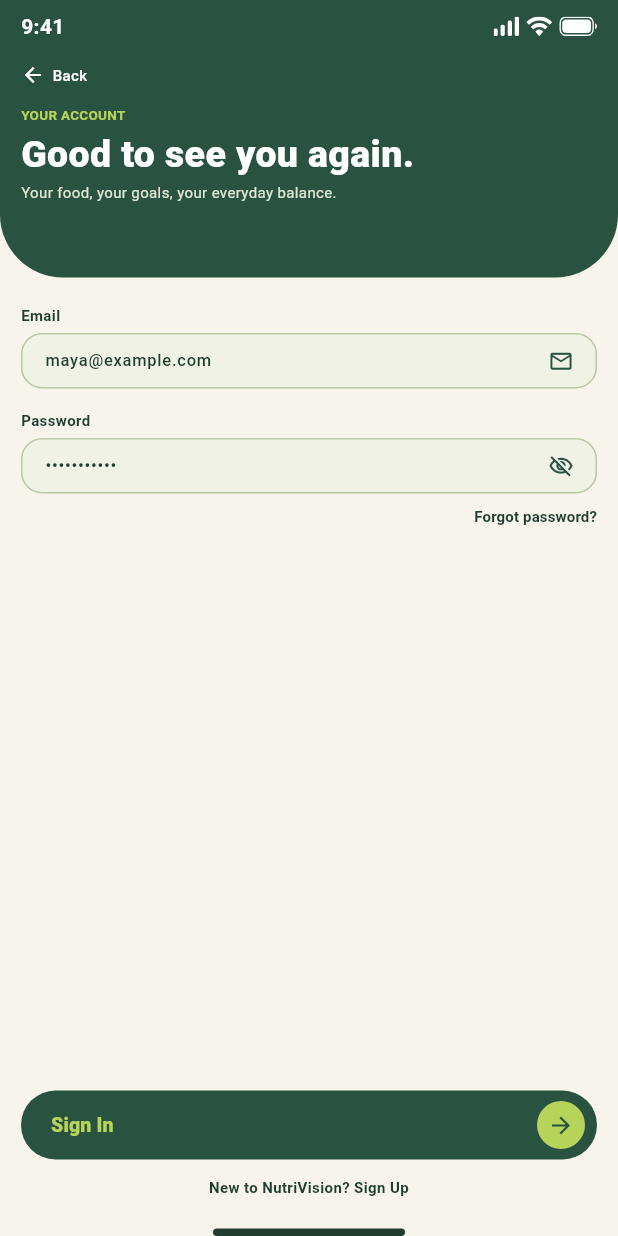
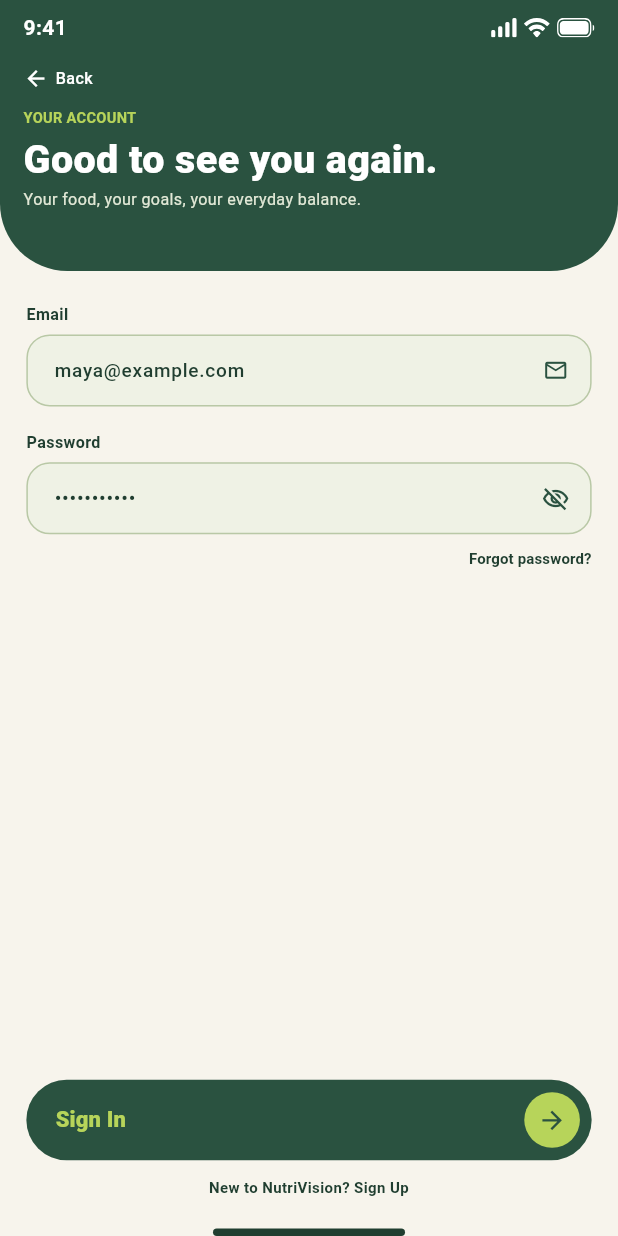
Before and after one commit to Elboraeyy/NutriVision-Capstone-Project, a Flutter app: the SignInScreen screen opened by its route, on a phone screen of 412 x 824 dp. Run offline on Flutter 3.47's test engine with Material 3 defaults, Android fonts, the light colour scheme and no system bars; our stand-ins replace flutter_bloc, flutter_svg, go_router.

Commit message:
fix responsive sizing

```diff
--- /dev/null
+++ b/lib/core/theme/app_responsive.dart
@@ -0,0 +1,25 @@
+import 'dart:math' as math;
+
+import 'package:flutter/material.dart';
+
+/// Responsive values shared by the UI.
+///
+/// Values are scaled from a 390x844 phone reference and clamped so the UI
+/// remains usable on both small and large phones.
+abstract final class AppResponsive {
+  static double scale(BuildContext context) {
+    final size = MediaQuery.sizeOf(context);
+    final widthScale = size.width / 390;
+    final heightScale = size.height / 844;
+    return math.min(widthScale, heightScale).clamp(.84, 1.14);
+  }
+
+  static double value(BuildContext context, double base) {
+    return base * scale(context);
+  }
+
+  static double font(BuildContext context, double base) {
+    final size = base * scale(context);
+    return size.clamp(base * .9, base * 1.14);
+  }
+}
--- a/lib/features/auth/presentation/screens/sign_in_screen.dart
+++ b/lib/features/auth/presentation/screens/sign_in_screen.dart
@@ -3,6 +3,7 @@ import 'package:flutter_bloc/flutter_bloc.dart';
 import 'package:go_router/go_router.dart';
 
 import '../../../../core/theme/app_colors.dart';
+import '../../../../core/theme/app_responsive.dart';
 import '../cubit/sign_in_cubit.dart';
 import '../utils/auth_validation.dart';
 import '../widgets/auth_action_button.dart';
@@ -41,7 +42,12 @@ class _SignInScreenState extends State<SignInScreen> {
             ),
             Expanded(
               child: Padding(
-                padding: const EdgeInsets.fromLTRB(14, 18, 14, 0),
+                padding: EdgeInsets.fromLTRB(
+                  AppResponsive.value(context, 18),
+                  AppResponsive.value(context, 22),
+                  AppResponsive.value(context, 18),
+                  0,
+                ),
                 child: Column(
                   crossAxisAlignment: CrossAxisAlignment.stretch,
                   children: [
@@ -55,7 +61,7 @@ class _SignInScreenState extends State<SignInScreen> {
                         size: 17,
                       ),
                     ),
-                    const SizedBox(height: 14),
+                    SizedBox(height: AppResponsive.value(context, 16)),
                     BlocBuilder<SignInCubit, SignInState>(
                       builder: (context, state) {
                         return AuthField(
@@ -136,7 +142,7 @@ class _SignInScreenState extends State<SignInScreen> {
                         ),
                       ),
                     ),
-                    const SizedBox(height: 21),
+                    SizedBox(height: AppResponsive.value(context, 21)),
                     const _HomeIndicator(),
                   ],
                 ),
--- a/lib/features/auth/presentation/screens/sign_up_screen.dart
+++ b/lib/features/auth/presentation/screens/sign_up_screen.dart
@@ -3,6 +3,7 @@ import 'package:flutter_bloc/flutter_bloc.dart';
 import 'package:go_router/go_router.dart';
 
 import '../../../../core/theme/app_colors.dart';
+import '../../../../core/theme/app_responsive.dart';
 import '../cubit/sign_up_cubit.dart';
 import '../utils/auth_validation.dart';
 import '../widgets/auth_action_button.dart';
@@ -75,7 +76,12 @@ class _SignUpScreenState extends State<SignUpScreen> {
             ),
             Expanded(
               child: Padding(
-                padding: const EdgeInsets.fromLTRB(14, 14, 14, 0),
+                padding: EdgeInsets.fromLTRB(
+                  AppResponsive.value(context, 18),
+                  AppResponsive.value(context, 18),
+                  AppResponsive.value(context, 18),
+                  0,
+                ),
                 child: BlocBuilder<SignUpCubit, SignUpState>(
                   builder: (context, state) {
                     return CustomScrollView(
--- a/lib/features/auth/presentation/widgets/auth_action_button.dart
+++ b/lib/features/auth/presentation/widgets/auth_action_button.dart
@@ -1,6 +1,7 @@
 import 'package:flutter/material.dart';
 
 import '../../../../core/theme/app_colors.dart';
+import '../../../../core/theme/app_responsive.dart';
 
 class AuthActionButton extends StatelessWidget {
   const AuthActionButton({super.key, required this.label, this.onPressed});
@@ -10,14 +11,19 @@ class AuthActionButton extends StatelessWidget {
 
   @override
   Widget build(BuildContext context) {
+    final scale = AppResponsive.scale(context);
+
     return SizedBox(
-      height: 46,
+      height: AppResponsive.value(context, 55),
       child: FilledButton(
         onPressed: onPressed,
         style: FilledButton.styleFrom(
           backgroundColor: AppColors.green,
           foregroundColor: AppColors.lime,
-          padding: const EdgeInsets.only(left: 20, right: 8),
+          padding: EdgeInsets.only(
+            left: AppResponsive.value(context, 20),
+            right: AppResponsive.value(context, 8),
+          ),
           shape: const StadiumBorder(),
         ),
         child: Row(
@@ -25,20 +31,23 @@ class AuthActionButton extends StatelessWidget {
           children: [
             Text(
               label,
-              style: const TextStyle(fontSize: 13, fontWeight: FontWeight.w800),
+              style: TextStyle(
+                fontSize: AppResponsive.font(context, 15),
+                fontWeight: FontWeight.w800,
+              ),
             ),
-            const DecoratedBox(
-              decoration: BoxDecoration(
+            DecoratedBox(
+              decoration: const BoxDecoration(
                 color: AppColors.lime,
                 shape: BoxShape.circle,
               ),
               child: SizedBox(
-                width: 32,
-                height: 32,
+                width: AppResponsive.value(context, 38),
+                height: AppResponsive.value(context, 38),
                 child: Icon(
                   Icons.arrow_forward,
                   color: AppColors.green,
-                  size: 18,
+                  size: 20 * scale,
                 ),
               ),
             ),
--- a/lib/features/auth/presentation/widgets/auth_field.dart
+++ b/lib/features/auth/presentation/widgets/auth_field.dart
@@ -1,6 +1,7 @@
 import 'package:flutter/material.dart';
 
 import '../../../../core/theme/app_colors.dart';
+import '../../../../core/theme/app_responsive.dart';
 
 class AuthField extends StatelessWidget {
   const AuthField({
@@ -24,37 +25,41 @@ class AuthField extends StatelessWidget {
 
   @override
   Widget build(BuildContext context) {
+    final scale = AppResponsive.scale(context);
+
     return Column(
       crossAxisAlignment: CrossAxisAlignment.start,
       children: [
         Text(
           label,
-          style: const TextStyle(
+          style: TextStyle(
             color: AppColors.darkGreen,
-            fontSize: 10,
+            fontSize: AppResponsive.font(context, 11),
             fontWeight: FontWeight.w700,
           ),
         ),
-        const SizedBox(height: 5),
+        SizedBox(height: AppResponsive.value(context, 6)),
         SizedBox(
-          height: 37,
+          height: AppResponsive.value(context, 50),
           child: TextFormField(
             controller: controller,
             keyboardType: keyboardType,
             obscureText: obscureText,
             cursorColor: AppColors.green,
-            style: const TextStyle(
+            style: TextStyle(
               color: AppColors.darkGreen,
-              fontSize: 11,
+              fontSize: AppResponsive.font(context, 13),
               fontWeight: FontWeight.w500,
             ),
             decoration: InputDecoration(
               hintText: hintText,
-              hintStyle: const TextStyle(
+              hintStyle: TextStyle(
                 color: AppColors.mutedGreen,
-                fontSize: 11,
+                fontSize: AppResponsive.font(context, 13),
               ),
-              contentPadding: const EdgeInsets.symmetric(horizontal: 12),
+              contentPadding: EdgeInsets.symmetric(
+                horizontal: AppResponsive.value(context, 15),
+              ),
               suffixIcon:
                   suffixIcon ??
                   (onToggleObscure == null
@@ -66,17 +71,21 @@ class AuthField extends StatelessWidget {
                                 ? Icons.visibility_off_outlined
                                 : Icons.visibility_outlined,
                             color: AppColors.green,
-                            size: 17,
+                            size: 19 * scale,
                           ),
                         )),
               filled: true,
               fillColor: const Color(0xFFEFF2E5),
               enabledBorder: OutlineInputBorder(
-                borderRadius: BorderRadius.circular(14),
+                borderRadius: BorderRadius.circular(
+                  AppResponsive.value(context, 16),
+                ),
                 borderSide: const BorderSide(color: AppColors.borderGreen),
               ),
               focusedBorder: OutlineInputBorder(
-                borderRadius: BorderRadius.circular(14),
+                borderRadius: BorderRadius.circular(
+                  AppResponsive.value(context, 16),
+                ),
                 borderSide: const BorderSide(color: AppColors.green),
               ),
             ),
--- a/lib/features/auth/presentation/widgets/auth_header.dart
+++ b/lib/features/auth/presentation/widgets/auth_header.dart
@@ -3,6 +3,7 @@ import 'package:go_router/go_router.dart';
 
 import '../../../../core/constants/app_assets.dart';
 import '../../../../core/theme/app_colors.dart';
+import '../../../../core/theme/app_responsive.dart';
 import '../../../../core/widgets/design_status_bar.dart';
 
 class AuthHeader extends StatelessWidget {
@@ -13,23 +14,29 @@ class AuthHeader extends StatelessWidget {
 
   @override
   Widget build(BuildContext context) {
+    final scale = AppResponsive.scale(context);
+
     return Container(
-      height: 185,
+      height: AppResponsive.value(context, 185),
       width: double.infinity,
-      padding: const EdgeInsets.symmetric(horizontal: 14),
-      decoration: const BoxDecoration(
+      padding: EdgeInsets.symmetric(
+        horizontal: AppResponsive.value(context, 16),
+      ),
+      decoration: BoxDecoration(
         color: AppColors.green,
         borderRadius: BorderRadius.only(
-          bottomLeft: Radius.circular(42),
-          bottomRight: Radius.circular(42),
+          bottomLeft: Radius.circular(AppResponsive.value(context, 46)),
+          bottomRight: Radius.circular(AppResponsive.value(context, 46)),
         ),
       ),
       child: Column(
         crossAxisAlignment: CrossAxisAlignment.start,
         children: [
-          const SizedBox(
-            height: 35,
-            child: DesignStatusBar(assetPath: AppAssets.welcomeDeviceStatus),
+          SizedBox(
+            height: AppResponsive.value(context, 38),
+            child: const DesignStatusBar(
+              assetPath: AppAssets.welcomeDeviceStatus,
+            ),
           ),
           GestureDetector(
             onTap: () {
@@ -39,18 +46,20 @@ class AuthHeader extends StatelessWidget {
                 context.go('/welcome');
               }
             },
-            child: const Padding(
-              padding: EdgeInsets.symmetric(vertical: 7),
+            child: Padding(
+              padding: EdgeInsets.symmetric(
+                vertical: AppResponsive.value(context, 7),
+              ),
               child: Row(
                 mainAxisSize: MainAxisSize.min,
                 children: [
-                  Icon(Icons.arrow_back, color: Colors.white, size: 16),
-                  SizedBox(width: 5),
+                  Icon(Icons.arrow_back, color: Colors.white, size: 17 * scale),
+                  SizedBox(width: AppResponsive.value(context, 5)),
                   Text(
                     'Back',
                     style: TextStyle(
                       color: Colors.white,
-                      fontSize: 10,
+                      fontSize: AppResponsive.font(context, 11),
                       fontWeight: FontWeight.w500,
                     ),
                   ),
@@ -58,36 +67,36 @@ class AuthHeader extends StatelessWidget {
               ),
             ),
           ),
-          const SizedBox(height: 5),
-          const Text(
+          SizedBox(height: AppResponsive.value(context, 5)),
+          Text(
             'YOUR ACCOUNT',
             style: TextStyle(
               color: AppColors.lime,
-              fontSize: 9,
+              fontSize: AppResponsive.font(context, 10),
               fontWeight: FontWeight.w700,
               letterSpacing: .2,
             ),
           ),
-          const SizedBox(height: 7),
+          SizedBox(height: AppResponsive.value(context, 7)),
           Text(
             title,
             maxLines: 1,
             overflow: TextOverflow.ellipsis,
-            style: const TextStyle(
+            style: TextStyle(
               color: Colors.white,
-              fontSize: 25,
+              fontSize: AppResponsive.font(context, 27),
               fontWeight: FontWeight.w800,
               height: 1,
             ),
           ),
-          const SizedBox(height: 8),
+          SizedBox(height: AppResponsive.value(context, 8)),
           Text(
             subtitle,
             maxLines: 1,
             overflow: TextOverflow.ellipsis,
-            style: const TextStyle(
+            style: TextStyle(
               color: AppColors.softGreen,
-              fontSize: 10,
+              fontSize: AppResponsive.font(context, 11),
               height: 1.2,
             ),
           ),
```
